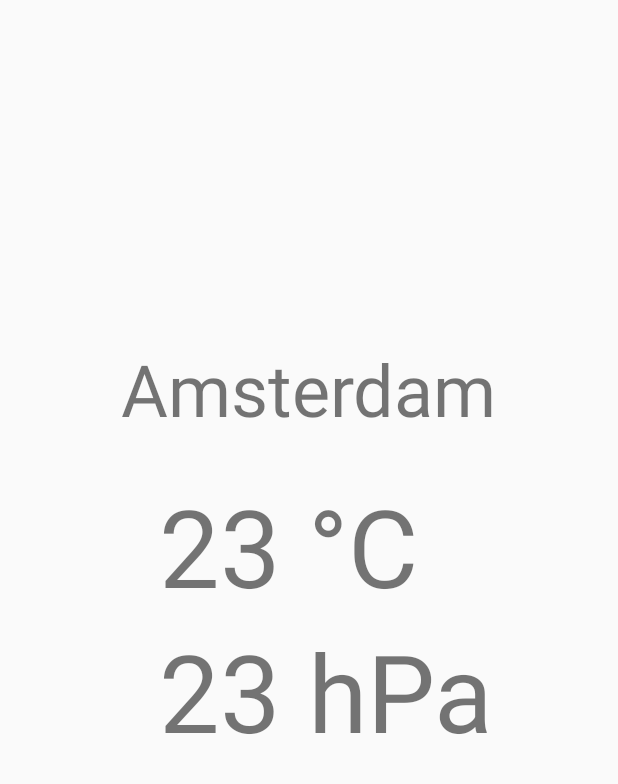
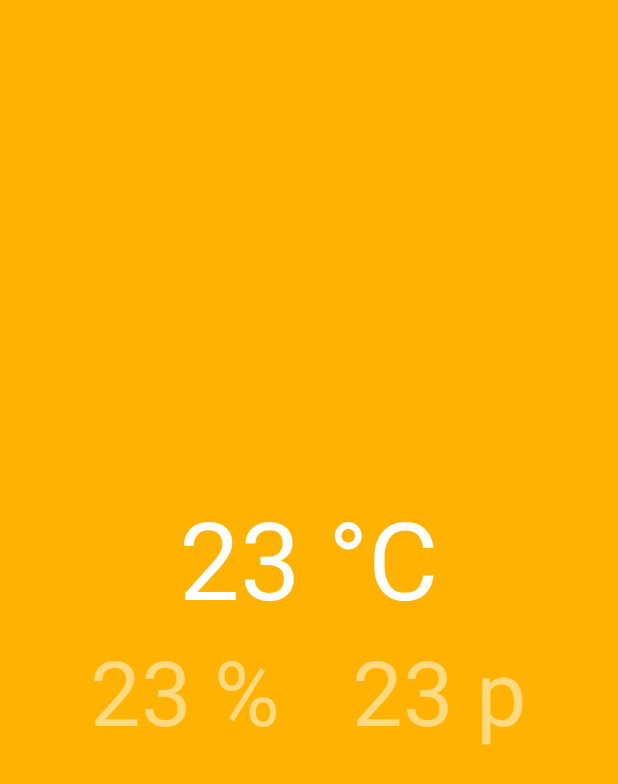
Before and after one commit to simmlemming/weatherapp, an Android app: the layout activity_main.xml on its own in the app's theme, with its tools: preview values and no code run, on a phone screen of 412 x 824 dp. Shown: the top 784 px of the screen. Run offline under Robolectric (Android 15) with nearby library versions, the phone set to English and light mode, and no system bars.

Commit message:
App looks better.

```diff
--- a/app/build.gradle
+++ b/app/build.gradle
@@ -28,7 +28,6 @@ dependencies {
     implementation "org.jetbrains.kotlin:kotlin-stdlib-jre7:$kotlin_version"
     implementation 'com.android.support:appcompat-v7:26.0.0'
 
-    implementation 'com.squareup.picasso:picasso:2.5.2'
     implementation 'com.squareup.retrofit2:retrofit:2.3.0'
     implementation 'com.squareup.okhttp3:logging-interceptor:3.8.1'
     implementation 'com.squareup.retrofit2:converter-gson:2.3.0'
--- a/app/src/main/java/org/weather/kweatherapp/MainActivity.kt
+++ b/app/src/main/java/org/weather/kweatherapp/MainActivity.kt
@@ -5,7 +5,6 @@ import android.arch.lifecycle.Observer
 import android.arch.lifecycle.ViewModelProviders
 import android.os.Bundle
 import kotlinx.android.synthetic.main.activity_main.current_weather as currentWeatherView
-import kotlinx.android.synthetic.main.activity_main.location as locationView
 
 class MainActivity : LifecycleActivity(), Observer<WeatherInfo?> {
     companion object {
@@ -44,9 +43,9 @@ class MainActivity : LifecycleActivity(), Observer<WeatherInfo?> {
     }
 
     override fun onChanged(weather: WeatherInfo?) {
-        locationView.text = weather?.name ?: "-"
         currentWeatherView.setTemperature(weather?.temp ?: 0)
         currentWeatherView.setPressure(weather?.pressure ?: 0)
+        currentWeatherView.setHumidity(weather?.humidity ?: 0)
     }
 
     private fun startObservingWeather() {
--- a/app/src/main/java/org/weather/kweatherapp/WeatherWidget.kt
+++ b/app/src/main/java/org/weather/kweatherapp/WeatherWidget.kt
@@ -3,8 +3,7 @@ package org.weather.kweatherapp
 import android.content.Context
 import android.util.AttributeSet
 import android.widget.FrameLayout
-import com.squareup.picasso.Picasso
-import kotlinx.android.synthetic.main.weather_widget.view.icon as iconView
+import kotlinx.android.synthetic.main.weather_widget.view.humidity as humidityView
 import kotlinx.android.synthetic.main.weather_widget.view.pressure as pressureView
 import kotlinx.android.synthetic.main.weather_widget.view.temp as tempView
 
@@ -12,16 +11,10 @@ import kotlinx.android.synthetic.main.weather_widget.view.temp as tempView
  * Created by mtkachenko on 26/07/17.
  */
 class WeatherWidget(context: Context, attributeSet: AttributeSet) : FrameLayout(context, attributeSet) {
-    private val picasso: Picasso = Picasso.with(context)
-
 
     override fun onFinishInflate() {
         super.onFinishInflate()
         inflate(context, R.layout.weather_widget, this)
-    }
-
-    fun setIcon(id: String) {
-
     }
 
     fun setTemperature(temp: Int) {
@@ -31,4 +24,8 @@ class WeatherWidget(context: Context, attributeSet: AttributeSet) : FrameLayout(
     fun setPressure(pressure: Int) {
         pressureView.text = resources.getString(R.string.pressure_format, pressure)
     }
+
+    fun setHumidity(humidity: Int) {
+        humidityView.text = resources.getString(R.string.pressure_format, humidity)
+    }
 }
--- a/app/src/main/res/layout/activity_main.xml
+++ b/app/src/main/res/layout/activity_main.xml
@@ -4,17 +4,8 @@
     xmlns:tools="http://schemas.android.com/tools"
     android:layout_width="match_parent"
     android:layout_height="match_parent"
+    android:background="@color/background"
     tools:context="org.weather.kweatherapp.MainActivity">
-
-    <TextView
-        android:id="@+id/location"
-        android:layout_width="wrap_content"
-        android:layout_height="wrap_content"
-        android:layout_above="@id/current_weather"
-        android:layout_centerHorizontal="true"
-        android:layout_marginBottom="24dp"
-        android:textSize="48sp"
-        tools:text="Amsterdam" />
 
     <org.weather.kweatherapp.WeatherWidget
         android:id="@+id/current_weather"
--- a/app/src/main/res/layout/weather_widget.xml
+++ b/app/src/main/res/layout/weather_widget.xml
@@ -2,31 +2,40 @@
 <LinearLayout xmlns:android="http://schemas.android.com/apk/res/android"
     xmlns:tools="http://schemas.android.com/tools"
     android:layout_width="wrap_content"
+    android:gravity="center"
     android:layout_height="wrap_content"
     android:orientation="vertical">
-
-    <ImageView
-        android:id="@+id/icon"
-        android:layout_width="128dp"
-        android:layout_height="128dp"
-        android:visibility="gone" />
 
     <TextView
         android:id="@+id/temp"
         android:layout_width="wrap_content"
         android:layout_height="wrap_content"
         android:layout_centerInParent="true"
-        android:layout_marginLeft="24dp"
-        android:textSize="72sp"
-        android:text="23 °C" />
+        android:text="23 °C"
+        android:textSize="72sp" />
 
-    <TextView
-        android:id="@+id/pressure"
+    <LinearLayout
         android:layout_width="wrap_content"
-        android:layout_height="wrap_content"
-        android:layout_centerInParent="true"
-        android:layout_marginLeft="24dp"
-        android:textSize="72sp"
-        android:text="23 hPa" />
+        android:layout_height="wrap_content">
 
+        <TextView
+            android:id="@+id/humidity"
+            android:layout_width="wrap_content"
+            android:alpha="0.5"
+            android:layout_height="wrap_content"
+            android:layout_centerInParent="true"
+            android:layout_marginRight="24dp"
+            android:text="23 %"
+            android:textSize="60sp" />
+
+        <TextView
+            android:id="@+id/pressure"
+            android:alpha="0.5"
+            android:layout_width="wrap_content"
+            android:layout_height="wrap_content"
+            android:layout_centerInParent="true"
+            android:layout_marginLeft="24dp"
+            android:text="23 p"
+            android:textSize="60sp" />
+    </LinearLayout>
 </LinearLayout>
--- a/app/src/main/res/values/colors.xml
+++ b/app/src/main/res/values/colors.xml
@@ -3,4 +3,7 @@
     <color name="colorPrimary">#3F51B5</color>
     <color name="colorPrimaryDark">#303F9F</color>
     <color name="colorAccent">#FF4081</color>
+
+    <color name="primaryText">#FFFFFF</color>
+    <color name="background">#ffb300</color>
 </resources>
--- a/app/src/main/res/values/strings.xml
+++ b/app/src/main/res/values/strings.xml
@@ -1,5 +1,10 @@
 <resources>
     <string name="app_name">KWeatherApp</string>
     <string name="temp_format">%d °C</string>
-    <string name="pressure_format">%d hPa</string>
+    <string name="humidity_format">%d %</string>
+
+    <!--<string name="pressure_format">%d ƕ</string>-->
+    <!--<string name="pressure_format">%d ʘ</string>-->
+    <!--<string name="pressure_format">%d Ξ</string>-->
+    <string name="pressure_format">%d ρ</string>
 </resources>
--- a/app/src/main/res/values/styles.xml
+++ b/app/src/main/res/values/styles.xml
@@ -6,6 +6,7 @@
         <item name="colorPrimary">@color/colorPrimary</item>
         <item name="colorPrimaryDark">@color/colorPrimaryDark</item>
         <item name="colorAccent">@color/colorAccent</item>
+        <item name="android:textColor">@color/primaryText</item>
     </style>
 
 </resources>
```
Also changed, not shown: app/src/main/java/org/weather/kweatherapp/MainViewModel.kt (line endings or trailing spaces).
